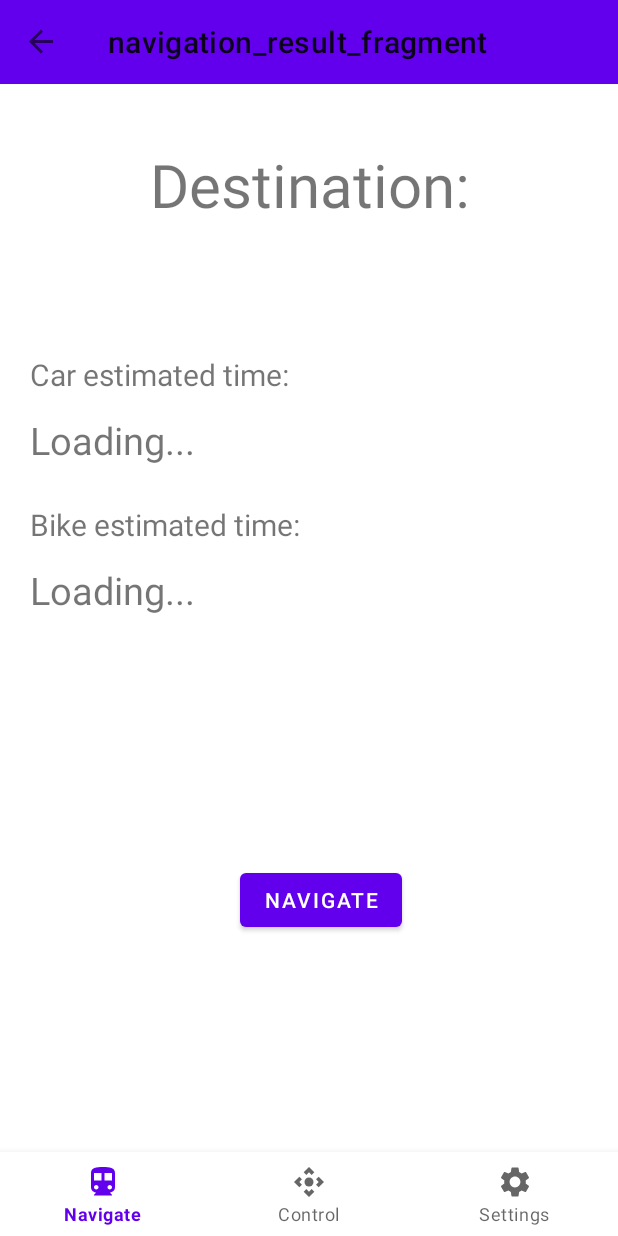
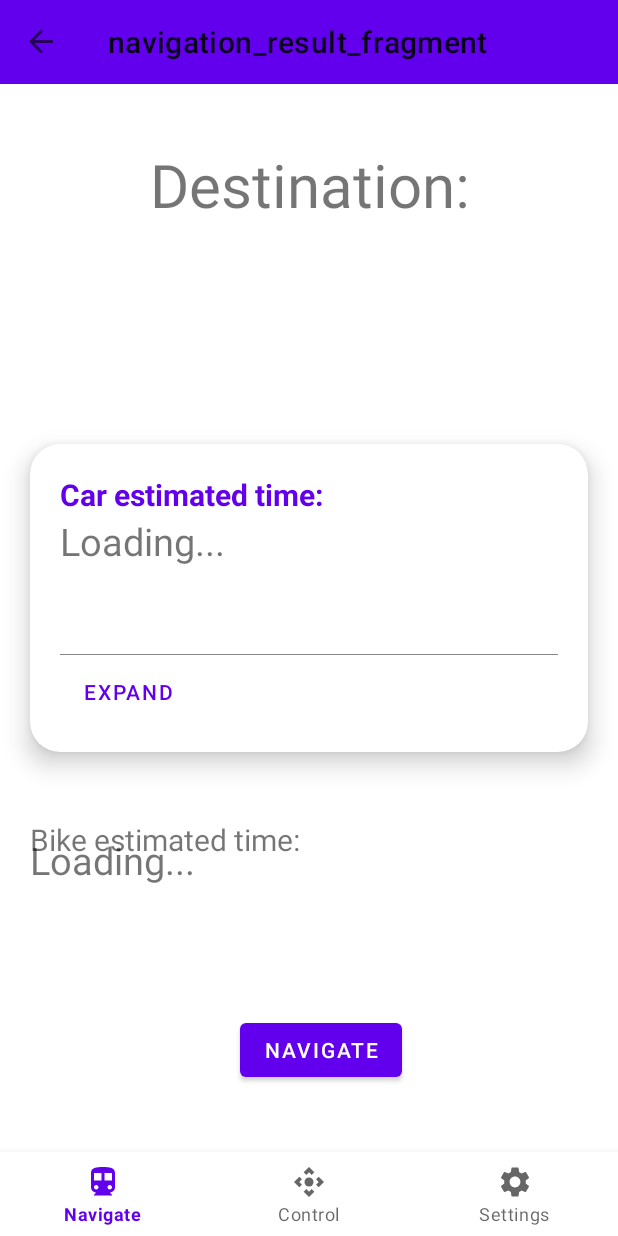
Before and after one commit to edoardesd/smart_parking, an Android app: the screen it shows after launch (MainActivity), after a tap on "GO", on a phone screen of 412 x 824 dp. Run offline under Robolectric (Android 15) with nearby library versions, the phone set to English and light mode, and no system bars; our stand-ins replace Firebase (no records; nobody signed in at launch, a user with empty details on screens opened directly), Room's generated code, navigation-ui; libraries missing offline, so code that uses them is left out: com.jakewharton.retrofit2, org.kodein.di; 2 statements that could not run were skipped; 2 other taps on this screen came first.

Commit message:
add expand button

```diff
--- a/app/src/main/AndroidManifest.xml
+++ b/app/src/main/AndroidManifest.xml
@@ -6,6 +6,7 @@
     <uses-permission android:name="android.permission.ACCESS_NETWORK_STATE" />
 
     <application
+        android:name=".SmartParkingApplication"
         android:allowBackup="true"
         android:icon="@mipmap/ic_launcher"
         android:label="@string/app_name"
--- /dev/null
+++ b/app/src/main/java/com/example/smartparking/SmartParkingApplication.kt
@@ -0,0 +1,32 @@
+package com.example.smartparking
+
+import android.app.Application
+import com.example.smartparking.data.db.RoomsDatabase
+import com.example.smartparking.data.network.ConnectivityInterceptor
+import com.example.smartparking.data.network.ConnectivityInterceptorImpl
+import com.example.smartparking.data.network.GoogleAPIService
+import com.example.smartparking.data.network.result.NavigationNetworkDataSource
+import com.example.smartparking.data.network.result.NavigationNetworkDataSourceImpl
+import com.example.smartparking.data.repository.LocationRepository
+import com.example.smartparking.data.repository.LocationRepositoryImpl
+import org.kodein.di.Kodein
+import org.kodein.di.KodeinAware
+import org.kodein.di.android.x.androidXModule
+import org.kodein.di.generic.bind
+import org.kodein.di.generic.instance
+import org.kodein.di.generic.singleton
+
+
+class SmartParkingApplication : Application(), KodeinAware {
+    override val kodein = Kodein.lazy {
+        import(androidXModule(this@SmartParkingApplication))
+
+        bind() from singleton { RoomsDatabase(instance()) }
+        bind() from singleton { instance<RoomsDatabase>().roomsDetailsDao() }
+        bind<ConnectivityInterceptor>() with singleton { ConnectivityInterceptorImpl(instance()) }
+        bind() from singleton { GoogleAPIService(instance())!! }
+        bind<NavigationNetworkDataSource>() with singleton { NavigationNetworkDataSourceImpl(instance()) }
+        bind<LocationRepository>() with singleton { LocationRepositoryImpl(instance(), instance()) }
+
+    }
+}
--- a/app/src/main/java/com/example/smartparking/data/network/choice/DatabaseNetworkDataSource.kt
+++ b/app/src/main/java/com/example/smartparking/data/network/choice/DatabaseNetworkDataSource.kt
@@ -6,5 +6,5 @@ import com.example.smartparking.data.db.RoomDetails
 interface DatabaseNetworkDataSource {
     val downloadedLocations: LiveData<ArrayList<RoomDetails>>
 
-    suspend fun fetchLocations()
+    fun fetchLocations()
 }
--- a/app/src/main/java/com/example/smartparking/data/network/choice/DatabaseNetworkDataSourceImpl.kt
+++ b/app/src/main/java/com/example/smartparking/data/network/choice/DatabaseNetworkDataSourceImpl.kt
@@ -1,5 +1,6 @@
 package com.example.smartparking.data.network.choice
 
+import android.content.ContentValues.TAG
 import android.util.Log
 import androidx.lifecycle.LiveData
 import androidx.lifecycle.MutableLiveData
@@ -14,8 +15,9 @@ class DatabaseNetworkDataSourceImpl(
     override val downloadedLocations: LiveData<ArrayList<RoomDetails>>
         get() = _downloadedLocations
 
-    override suspend fun fetchLocations() {
+     override fun fetchLocations() {
         try {
+            Log.d(TAG, "fetching Locations")
             val fetchedLocations = firestoreService
             _downloadedLocations.postValue(fetchedLocations)
         }
--- a/app/src/main/java/com/example/smartparking/data/repository/LocationRepositoryImpl.kt
+++ b/app/src/main/java/com/example/smartparking/data/repository/LocationRepositoryImpl.kt
@@ -1,15 +1,57 @@
 package com.example.smartparking.data.repository
 
+import android.os.Build
+import androidx.annotation.RequiresApi
 import androidx.lifecycle.LiveData
 import com.example.smartparking.data.db.RoomDetails
 import com.example.smartparking.data.db.RoomDetailsDao
+import com.example.smartparking.data.network.choice.DatabaseNetworkDataSource
 import com.example.smartparking.data.network.result.NavigationNetworkDataSource
+import kotlinx.coroutines.Dispatchers
+import kotlinx.coroutines.GlobalScope
+import kotlinx.coroutines.launch
+import kotlinx.coroutines.withContext
+import java.time.ZonedDateTime
 
 class LocationRepositoryImpl(
     private val roomDetailsDao: RoomDetailsDao,
-    private val navigationNetworkDataSource: NavigationNetworkDataSource
+    private val databaseNetworkDataSource: DatabaseNetworkDataSource
 ) : LocationRepository {
+
+    init {
+        databaseNetworkDataSource.downloadedLocations.observeForever { it
+            //persist data
+            it.forEach{
+                    location -> persistFetchedLocations(location)
+            }
+        }
+    }
+
     override suspend fun getLocationList(): LiveData<RoomDetails> {
-        TODO("Not yet implemented")
+       return withContext(Dispatchers.IO) {
+           return@withContext roomDetailsDao.getRoomDetails()
+       }
+    }
+
+    private fun persistFetchedLocations(fetchedLocation: RoomDetails){
+        GlobalScope.launch(Dispatchers.IO) {
+            roomDetailsDao.upsert(fetchedLocation)
+        }
+    }
+
+    @RequiresApi(Build.VERSION_CODES.O)
+    private suspend fun initLocationData(){
+        if (isFetchLocationNeeded(ZonedDateTime.now().minusHours(1)))
+            fetchCurrentLocations()
+    }
+
+    private suspend fun fetchCurrentLocations(){
+        databaseNetworkDataSource.fetchLocations()
+    }
+
+    @RequiresApi(Build.VERSION_CODES.O)
+    private fun isFetchLocationNeeded(lastFetchTime: ZonedDateTime): Boolean{
+        val thirtyMinutesAgo = ZonedDateTime.now().minusMinutes(30)
+        return lastFetchTime.isBefore(thirtyMinutesAgo)
     }
 }
--- a/app/src/main/java/com/example/smartparking/ui/parking/navigation/choice/NavigationChoiceFragment.kt
+++ b/app/src/main/java/com/example/smartparking/ui/parking/navigation/choice/NavigationChoiceFragment.kt
@@ -18,15 +18,21 @@ import com.example.smartparking.R
 import com.example.smartparking.data.MyDate
 import com.example.smartparking.data.NavigationDetails
 import com.example.smartparking.data.db.RoomDetails
+import com.example.smartparking.data.network.FirestoreService
+import com.example.smartparking.data.network.choice.DatabaseNetworkDataSourceImpl
 import com.example.smartparking.databinding.NavigationChoiceFragmentBinding
 import kotlinx.android.synthetic.main.navigation_choice_fragment.*
+import kotlinx.coroutines.Dispatchers
+import kotlinx.coroutines.GlobalScope
+import kotlinx.coroutines.launch
 import java.util.*
+import kotlin.collections.ArrayList
 
 class NavigationChoiceFragment : Fragment() {
 
    private lateinit var binding: NavigationChoiceFragmentBinding
     private val navigationChoiceViewModel: NavigationChoiceViewModel by viewModels()
-    var selectedLocation : RoomDetails? = null
+    private var allLocations: ArrayList<RoomDetails> = ArrayList()
 
     private var timeButton: Button? = null
     private var goButton: Button? = null
@@ -39,6 +45,16 @@ class NavigationChoiceFragment : Fragment() {
         savedInstanceState: Bundle?,
     ): View {
         binding = DataBindingUtil.inflate(inflater, R.layout.navigation_choice_fragment, container, false)
+//        val firestoreService = FirestoreService()
+//        val databaseNetworkDataSource = DatabaseNetworkDataSourceImpl(firestoreService)
+////        firestoreService
+//        databaseNetworkDataSource.downloadedLocations.observe(viewLifecycleOwner, androidx.lifecycle.Observer {
+//            allLocations = it
+//            Log.d(TAG, allLocations.toString())
+//        })
+////        GlobalScope.launch(Dispatchers.Main) {
+//            databaseNetworkDataSource.fetchLocations()
+//        }
         return binding.root
     }
 
--- a/app/src/main/java/com/example/smartparking/ui/parking/navigation/choice/NavigationChoiceViewModel.kt
+++ b/app/src/main/java/com/example/smartparking/ui/parking/navigation/choice/NavigationChoiceViewModel.kt
@@ -1,6 +1,9 @@
 package com.example.smartparking.ui.parking.navigation.choice
 
+import android.content.ContentValues
+import android.util.Log
 import androidx.lifecycle.MutableLiveData
+import androidx.lifecycle.Observer
 import androidx.lifecycle.ViewModel;
 import com.example.smartparking.data.db.RoomDetails
 import com.example.smartparking.data.network.FirestoreService
@@ -12,9 +15,11 @@ class NavigationChoiceViewModel : ViewModel(){
 
     init {
         val firestoreService = FirestoreService()
-//        val databaseNetworkDataSource = DatabaseNetworkDataSourceImpl(firestoreService)
-//        databaseNetworkDataSource.downloadedLocations
-        _rooms.value = firestoreService
+        val databaseNetworkDataSource = DatabaseNetworkDataSourceImpl(firestoreService)
+        databaseNetworkDataSource.downloadedLocations.observeForever(Observer {
+            _rooms.value = it
+        })
+        databaseNetworkDataSource.fetchLocations()
     }
 
     internal fun getSelectedLocation(index : Int): RoomDetails{
--- a/app/src/main/java/com/example/smartparking/ui/parking/navigation/result/NavigationResultFragment.kt
+++ b/app/src/main/java/com/example/smartparking/ui/parking/navigation/result/NavigationResultFragment.kt
@@ -4,6 +4,8 @@ import android.content.ContentValues.TAG
 import android.content.Intent
 import android.net.Uri
 import android.os.Bundle
+import android.transition.AutoTransition
+import android.transition.TransitionManager
 import android.util.Log
 import android.view.LayoutInflater
 import android.view.View
@@ -41,7 +43,22 @@ class NavigationResultFragment : Fragment() {
 
         bindUI(navDetails)
         initMapsButton(navDetails)
+        initExpandButtons(navDetails)
 
+    }
+
+    private fun initExpandButtons(navDetails: NavigationDetails) {
+        btn_expand_car.setOnClickListener {
+            if(ll_expandable_car.visibility == View.GONE) {
+                TransitionManager.beginDelayedTransition(cv_car, AutoTransition())
+                ll_expandable_car.visibility = View.VISIBLE
+                btn_expand_car.text = "COLLAPSE"
+            } else {
+                TransitionManager.beginDelayedTransition(cv_car, AutoTransition())
+                ll_expandable_car.visibility = View.GONE
+                btn_expand_car.text = "EXPAND"
+            }
+        }
     }
 
     private fun initMapsButton(navDetails: NavigationDetails) {
--- /dev/null
+++ b/app/src/main/res/drawable/ripple_effect.xml
@@ -0,0 +1,12 @@
+<?xml version="1.0" encoding="utf-8"?>
+<ripple xmlns:android="http://schemas.android.com/apk/res/android" android:color="#88888888">
+
+    <item
+        android:id="@android:id/mask"
+        android:gravity="center">
+        <shape android:shape="rectangle">
+            <solid android:color="#88888888"/>
+        </shape>
+    </item>
+
+</ripple>
--- a/app/src/main/res/layout/navigation_result_fragment.xml
+++ b/app/src/main/res/layout/navigation_result_fragment.xml
@@ -3,7 +3,9 @@
     xmlns:tools="http://schemas.android.com/tools"
     android:layout_width="match_parent"
     android:layout_height="match_parent"
+    xmlns:app="http://schemas.android.com/apk/res-auto"
     tools:context=".ui.parking.navigation.result.NavigationResultFragment">
+
 
 
     <TextView
@@ -26,32 +28,115 @@
         android:textSize="40sp"
         android:text="Loading..." />
 
+    <RelativeLayout
+        android:layout_width="match_parent"
+        android:layout_height="match_parent"
+        android:layout_marginTop="220dp">
+
+        <androidx.cardview.widget.CardView
+            android:id="@+id/cv_car"
+            android:layout_width="match_parent"
+            android:layout_height="wrap_content"
+            android:layout_alignParentLeft="true"
+            android:layout_gravity="center"
+            android:layout_marginStart="20dp"
+            android:layout_marginLeft="22dp"
+            android:layout_marginTop="20dp"
+            android:layout_marginEnd="20dp"
+            android:layout_marginBottom="20dp"
+            android:onClick="expand"
+            app:cardCornerRadius="20dp"
+            app:cardElevation="10dp"
+            app:contentPadding="20dp">
+
+
+            <LinearLayout
+                android:id="@+id/ll_details_car"
+                android:layout_width="wrap_content"
+                android:layout_height="wrap_content"
+                android:orientation="vertical">
+
                 <TextView
                     android:id="@+id/tv_car_text"
                     android:layout_width="wrap_content"
                     android:layout_height="wrap_content"
-        android:layout_marginStart="20dp"
-        android:layout_marginTop="180dp"
-        android:layout_marginEnd="55dp"
+                    android:text="Car estimated time:"
+                    android:textColor="@color/purple_500"
                     android:textSize="20sp"
-        android:text="Car estimated time:" />
+                    android:textStyle="bold" />
 
                 <TextView
                     android:id="@+id/tv_car_result"
                     android:layout_width="wrap_content"
                     android:layout_height="wrap_content"
-        android:layout_marginStart="20dp"
-        android:layout_marginTop="220dp"
-        android:layout_marginEnd="55dp"
-        android:textSize="25sp"
-        android:text="Loading..." />
+                    android:text="Loading..."
+                    android:textSize="25sp" />
+
+                <TextView
+                    android:id="@+id/tv_car_details"
+                    android:layout_width="wrap_content"
+                    android:layout_height="wrap_content"
+                    android:text="Details..."
+                    android:textSize="20sp"
+                    android:visibility="gone" />
+            </LinearLayout>
+
+            <LinearLayout
+                android:id="@+id/ll_expandable_car"
+                android:layout_width="match_parent"
+                android:layout_height="wrap_content"
+                android:orientation="vertical"
+                android:layout_marginTop="70dp"
+                android:visibility="gone">
+
+                <TextView
+                    android:id="@+id/tv_car_opt1"
+                    android:layout_width="wrap_content"
+                    android:layout_height="wrap_content"
+                    android:text="1) Walk for 4 minutes"
+                    android:textSize="10sp" />
+
+                <TextView
+                    android:id="@+id/tv_car_opt2"
+                    android:layout_width="wrap_content"
+                    android:layout_height="wrap_content"
+                    android:text="2) Drive for 20 minutes"
+                    android:textSize="10sp" />
+
+                <TextView
+                    android:id="@+id/tv_car_opt3"
+                    android:layout_width="wrap_content"
+                    android:layout_height="wrap_content"
+                    android:text="3) Walk for 3 minutes"
+                    android:textSize="10sp" />
+
+            </LinearLayout>
+
+
+            <View
+                android:layout_width="match_parent"
+                android:layout_height="0.5dp"
+                android:layout_marginTop="120dp"
+                android:background="#888888" />
+
+            <Button
+                android:id="@+id/btn_expand_car"
+                android:layout_width="wrap_content"
+                android:layout_height="40dp"
+                android:layout_marginStart="0dp"
+                android:layout_marginTop="125dp"
+                android:background="@drawable/ripple_effect"
+                android:text="EXPAND"
+                android:textColor="@color/purple_500" />
+        </androidx.cardview.widget.CardView>
+    </RelativeLayout>
 
         <TextView
         android:id="@+id/tv_bike_text"
         android:layout_width="wrap_content"
         android:layout_height="wrap_content"
         android:layout_marginStart="20dp"
-        android:layout_marginTop="280dp"
+        android:layout_marginTop="490dp"
         android:layout_marginEnd="55dp"
         android:textSize="20sp"
         android:text="Bike estimated time:" />
@@ -61,7 +146,7 @@
         android:layout_width="wrap_content"
         android:layout_height="wrap_content"
         android:layout_marginStart="20dp"
-        android:layout_marginTop="320dp"
+        android:layout_marginTop="500dp"
         android:layout_marginEnd="55dp"
         android:textSize="25sp"
         android:text="Loading..." />
@@ -72,6 +157,6 @@
         android:layout_height="wrap_content"
         android:text="Navigate"
         android:layout_marginStart="160dp"
-        android:layout_marginTop="520dp"
+        android:layout_marginTop="620dp"
         android:layout_marginEnd="55dp" />
 </FrameLayout>
```
Also changed, not shown: app/build.gradle (+6 -1 lines). Lines whose indentation alone changed are shown as unchanged.
